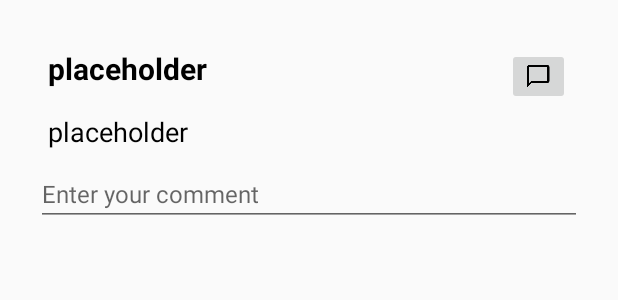
After one commit to dgathogo/PostSphere, an Android app: the layout activity_post_detail.xml on its own in the app's theme, with its tools: preview values and no code run, on a phone screen of 412 x 824 dp. The commit adds this screen. Shown: the top 300 px of the screen. Run offline under Robolectric (Android 15) with nearby library versions, the phone set to English and light mode, and no system bars.

Commit message:
post view and comments

```diff
--- a/app/src/main/AndroidManifest.xml
+++ b/app/src/main/AndroidManifest.xml
@@ -12,6 +12,7 @@
         android:roundIcon="@mipmap/ic_launcher_round"
         android:supportsRtl="true"
         android:theme="@style/AppTheme">
+        <activity android:name=".PostDetailActivity"></activity>
         <activity android:name=".LoginActivity">
             <intent-filter>
                 <action android:name="android.intent.action.MAIN" />
@@ -23,9 +24,7 @@
         <activity
             android:name=".ForumActivity"
             android:label="@string/app_name"
-            android:theme="@style/AppTheme.NoActionBar">
-
-        </activity>
+            android:theme="@style/AppTheme.NoActionBar" />
     </application>
 
 </manifest>
--- a/app/src/main/java/us/ait/postsphere/CreatePostActivity.kt
+++ b/app/src/main/java/us/ait/postsphere/CreatePostActivity.kt
@@ -106,9 +106,11 @@ class CreatePostActivity : AppCompatActivity() {
         when (requestCode) {
             PERMISSION_REQUEST_CODE -> {
                 if (grantResults.isNotEmpty() && grantResults[0] == PackageManager.PERMISSION_GRANTED) {
-                    Toast.makeText(this, getString(R.string.perm_granted), Toast.LENGTH_SHORT).show()
+                    Toast.makeText(this, getString(R.string.perm_granted), Toast.LENGTH_SHORT)
+                        .show()
                 } else {
-                    Toast.makeText(this, getString(R.string.perm_not_granted), Toast.LENGTH_SHORT).show()
+                    Toast.makeText(this, getString(R.string.perm_not_granted), Toast.LENGTH_SHORT)
+                        .show()
                     btnAttach.visibility = View.GONE
                 }
             }
--- /dev/null
+++ b/app/src/main/res/layout/activity_post_detail.xml
@@ -0,0 +1,81 @@
+<?xml version="1.0" encoding="utf-8"?>
+<androidx.constraintlayout.widget.ConstraintLayout xmlns:android="http://schemas.android.com/apk/res/android"
+    xmlns:app="http://schemas.android.com/apk/res-auto"
+    xmlns:tools="http://schemas.android.com/tools"
+    android:layout_width="match_parent"
+    android:layout_height="wrap_content"
+    android:padding="16dp">
+
+    <TextView
+        android:id="@+id/tvTitle"
+        android:layout_width="wrap_content"
+        android:layout_height="wrap_content"
+        android:layout_margin="16dp"
+        android:maxEms="20"
+        android:text="@string/placeholder"
+        android:textSize="20sp"
+        android:textStyle="bold"
+        app:layout_constraintStart_toStartOf="parent"
+        app:layout_constraintTop_toTopOf="parent" />
+
+    <TextView
+        android:id="@+id/tvBody"
+        android:layout_width="match_parent"
+        android:layout_height="wrap_content"
+        android:layout_margin="16dp"
+        android:text="@string/placeholder"
+        android:textSize="18sp"
+        app:layout_constraintStart_toStartOf="parent"
+        app:layout_constraintTop_toBottomOf="@+id/tvTitle" />
+
+    <ImageButton
+        android:id="@+id/btnComment"
+        android:layout_width="wrap_content"
+        android:layout_height="wrap_content"
+        android:layout_margin="16dp"
+        android:src="@drawable/ic_chat_bubble_outline"
+        app:layout_constraintEnd_toEndOf="parent"
+        app:layout_constraintTop_toTopOf="parent" />
+
+    <TextView
+        android:id="@+id/tvAuthor"
+        android:layout_width="wrap_content"
+        android:layout_height="wrap_content"
+        android:layout_margin="16dp"
+        android:text="@string/placeholder"
+        app:layout_constraintBottom_toBottomOf="@+id/tvTitle"
+        app:layout_constraintStart_toEndOf="@+id/tvTitle"
+        app:layout_constraintTop_toTopOf="@+id/tvTitle" />
+
+    <ImageView
+        android:id="@+id/ivPhoto"
+        android:layout_width="200dp"
+        android:layout_height="200dp"
+        android:layout_margin="16dp"
+        android:scaleType="centerCrop"
+        android:visibility="gone"
+        app:layout_constraintEnd_toEndOf="parent"
+        app:layout_constraintStart_toStartOf="parent"
+        app:layout_constraintTop_toBottomOf="@+id/tvTitle" />
+
+    <androidx.recyclerview.widget.RecyclerView
+        android:id="@+id/rvComments"
+        android:layout_width="match_parent"
+        android:layout_height="wrap_content"
+        android:layout_margin="16dp"
+        android:layout_marginTop="20dp"
+        app:layout_constraintEnd_toEndOf="parent"
+        app:layout_constraintStart_toStartOf="parent"
+        app:layout_constraintTop_toBottomOf="@+id/etComment" />
+
+    <EditText
+        android:id="@+id/etComment"
+        android:layout_width="match_parent"
+        android:layout_height="wrap_content"
+        android:layout_margin="@dimen/item_margin"
+        android:hint="@string/enter_your_comment"
+        android:imeOptions="actionSend"
+        android:textSize="16sp"
+        app:layout_constraintStart_toStartOf="parent"
+        app:layout_constraintTop_toBottomOf="@+id/tvBody" />
+</androidx.constraintlayout.widget.ConstraintLayout>
--- a/app/src/main/res/layout/new_comment_dialog.xml
+++ b/app/src/main/res/layout/new_comment_dialog.xml
@@ -5,7 +5,7 @@
     android:layout_height="match_parent">
 
     <EditText
-        android:id="@+id/etComment"
+        android:id="@+id/etComment2"
         android:layout_width="match_parent"
         android:hint="@string/write_your_comment"
         android:layout_height="wrap_content"/>
--- a/app/src/main/res/values/dimens.xml
+++ b/app/src/main/res/values/dimens.xml
@@ -4,4 +4,5 @@
     <dimen name="text_margin">16dp</dimen>
     <dimen name="activity_vertical_margin">16dp</dimen>
     <dimen name="activity_horizontal_margin">16dp</dimen>
+    <dimen name="item_margin">8dp</dimen>
 </resources>
--- a/app/src/main/res/values/strings.xml
+++ b/app/src/main/res/values/strings.xml
@@ -21,4 +21,5 @@
     <string name="save">Save</string>
     <string name="perm_granted">CAMERA perm granted</string>
     <string name="perm_not_granted">CAMERA perm NOT granted</string>
+    <string name="enter_your_comment">Enter your comment</string>
 </resources>
--- a/app/src/main/res/values/styles.xml
+++ b/app/src/main/res/values/styles.xml
@@ -6,15 +6,25 @@
         <item name="colorPrimary">@color/colorPrimary</item>
         <item name="colorPrimaryDark">@color/colorPrimaryDark</item>
         <item name="colorAccent">@color/colorAccent</item>
+        <item name="android:buttonStyle">@style/Button</item>
+        <item name="android:textViewStyle">@style/customTextViewStyle</item>
     </style>
 
     <style name="AppTheme.NoActionBar">
         <item name="windowActionBar">false</item>
         <item name="windowNoTitle">true</item>
     </style>
+    <style name="Button" parent="Widget.AppCompat.Button">
+        <item name="android:textAllCaps">false</item>
+    </style>
 
     <style name="AppTheme.AppBarOverlay" parent="ThemeOverlay.AppCompat.Dark.ActionBar" />
 
     <style name="AppTheme.PopupOverlay" parent="ThemeOverlay.AppCompat.Light" />
+    <style name="customTextViewStyle" parent="TextAppearance.AppCompat">
+        <item name="android:textSize">15sp</item>
+        <item name="android:textColor">#000000</item>
+    </style>
+
 
 </resources>
```
Also changed, not shown: app/src/main/java/us/ait/postsphere/CommentDialog.kt (+4 -5 lines), app/src/main/java/us/ait/postsphere/ForumActivity.kt (+30 -34 lines), app/src/main/java/us/ait/postsphere/PostDetailActivity.kt (added, +244 -0 lines), app/src/main/java/us/ait/postsphere/adapter/CommentAdapter.kt (+12 -35 lines), app/src/main/java/us/ait/postsphere/adapter/PostAdapter.kt (+24 -28 lines), app/src/main/java/us/ait/postsphere/data/Comment.kt (added, +11 -0 lines), app/src/main/java/us/ait/postsphere/data/Post.kt (+20 -12 lines), app/src/main/res/layout/comment_row.xml (+8 -24 lines), app/src/main/res/layout/post_row.xml (+13 -24 lines).
